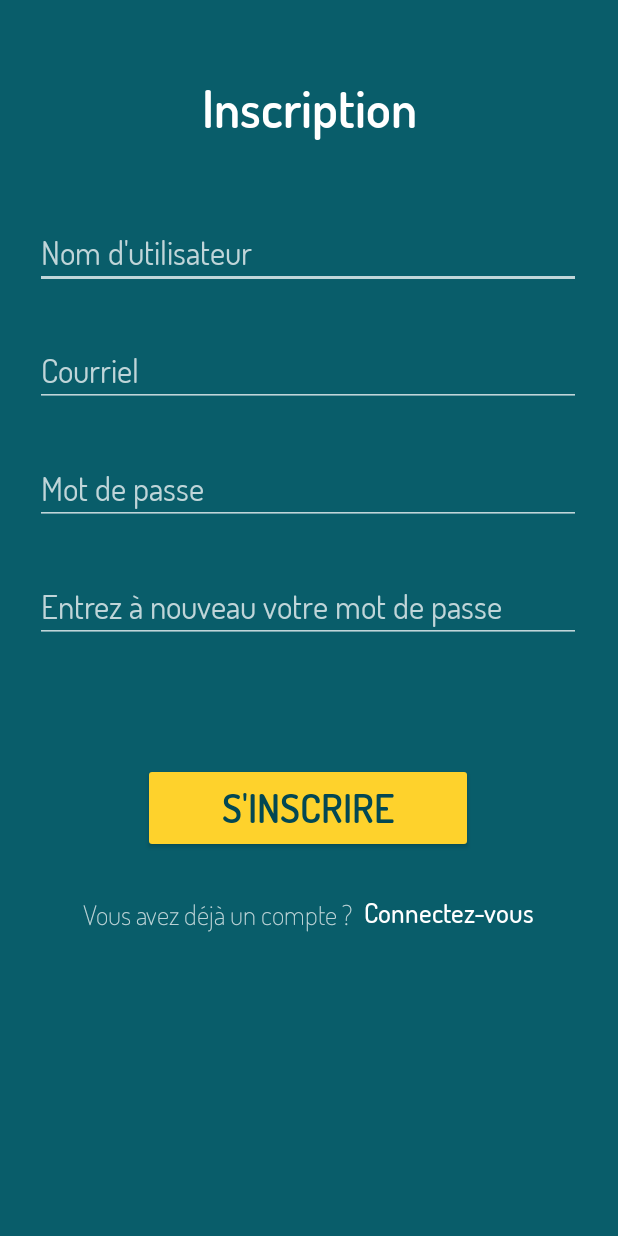
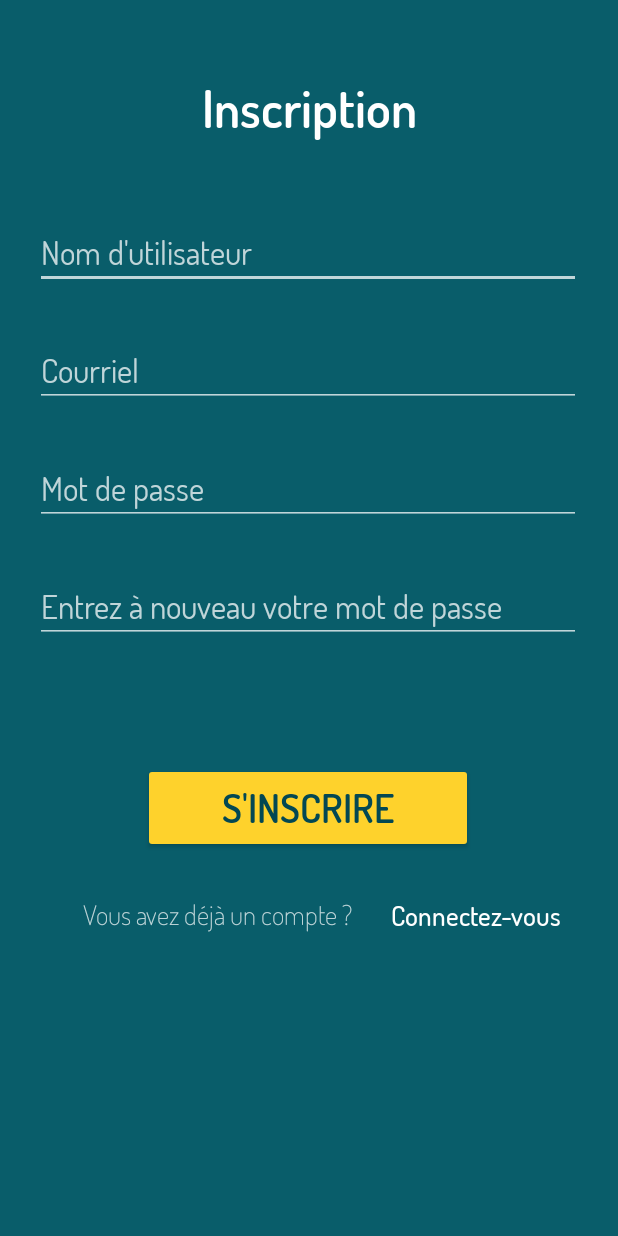
Before and after one commit to Guigz15/Beesness, an Android app: the SubscriptionActivity screen opened directly, with no data from a screen before it, on a phone screen of 412 x 824 dp. Run offline under Robolectric (Android 15) with nearby library versions, the phone set to English and light mode, and no system bars; our stand-ins replace Firebase (no records; nobody signed in at launch, a user with empty details on screens opened directly).

Commit message:
correction inscription et connexion

```diff
--- a/app/src/main/res/layout/activity_login.xml
+++ b/app/src/main/res/layout/activity_login.xml
@@ -106,7 +106,8 @@
         android:id="@+id/subscribe"
         android:layout_width="wrap_content"
         android:layout_height="48dp"
-        android:layout_marginTop="16dp"
+        android:layout_marginStart="3dp"
+        android:layout_marginTop="18dp"
         android:layout_marginEnd="32dp"
         android:clickable="true"
         android:focusable="true"
@@ -116,5 +117,6 @@
         android:textColor="@color/white"
         android:textSize="18sp"
         app:layout_constraintEnd_toEndOf="parent"
+        app:layout_constraintStart_toEndOf="@+id/textView3"
         app:layout_constraintTop_toBottomOf="@+id/connection_button" />
 </androidx.constraintlayout.widget.ConstraintLayout>
--- a/app/src/main/res/layout/activity_subscription.xml
+++ b/app/src/main/res/layout/activity_subscription.xml
@@ -129,7 +129,8 @@
         android:id="@+id/connect"
         android:layout_width="wrap_content"
         android:layout_height="48dp"
-        android:layout_marginTop="16dp"
+        android:layout_marginStart="44dp"
+        android:layout_marginTop="18dp"
         android:layout_marginEnd="55dp"
         android:clickable="true"
         android:focusable="true"
@@ -139,5 +140,6 @@
         android:textColor="@color/white"
         android:textSize="18sp"
         app:layout_constraintEnd_toEndOf="parent"
+        app:layout_constraintStart_toEndOf="@+id/textView3"
         app:layout_constraintTop_toBottomOf="@+id/subscription_button" />
 </androidx.constraintlayout.widget.ConstraintLayout>
```
